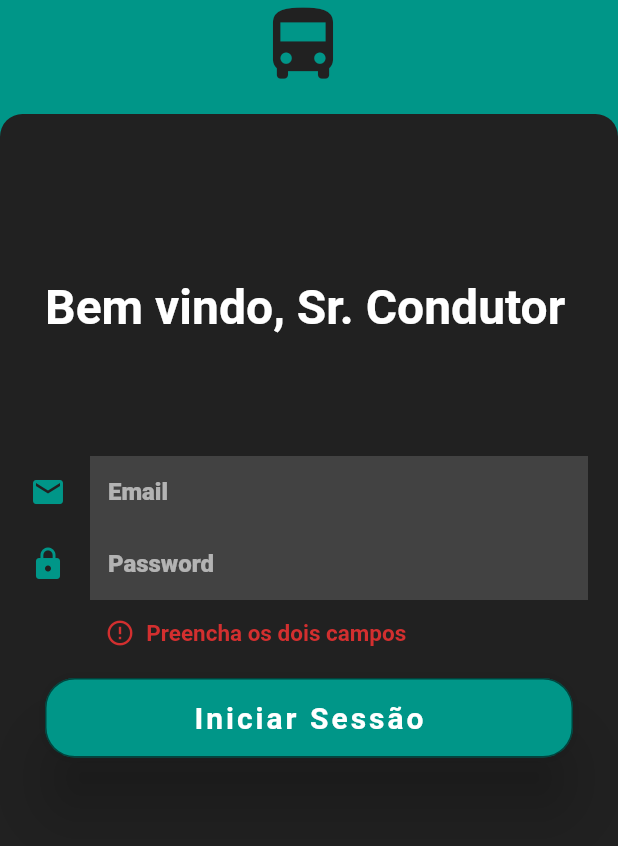
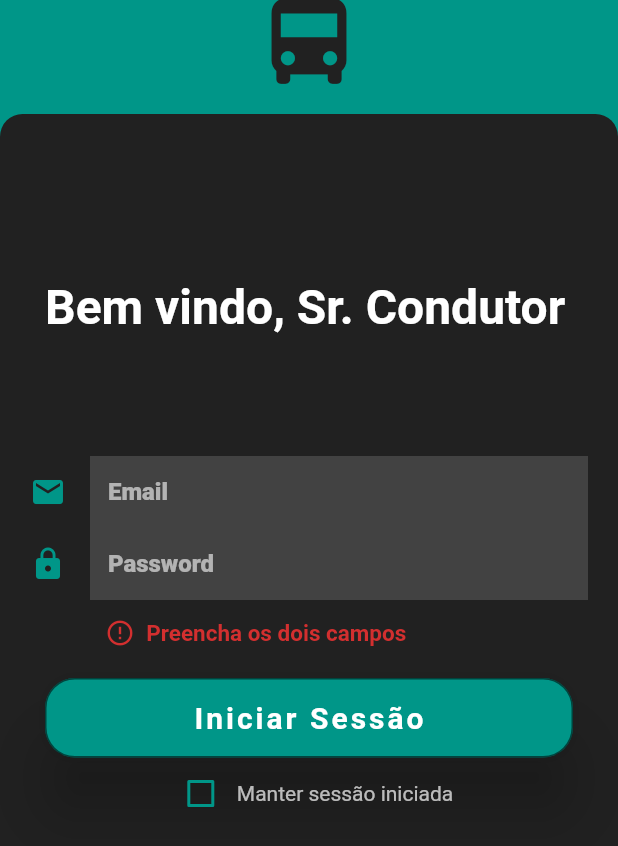
Before and after one commit to FerrrazSenpai/ProjetoInformatico, a Flutter app: the LoginPage screen opened directly, after a tap on "Iniciar Sessão", on a phone screen of 412 x 824 dp. Shown: the top 846 px of the screen. Run offline on Flutter 3.47's test engine with Material 2 defaults, Android fonts, the light colour scheme and no system bars; our stand-ins replace connectivity, date_format, flutter_dotenv, flutter_offline, location, shared_preferences; accounts and stored records are empty.

Commit message:
keep logged in
Ainda não 100% funcional

```diff
--- a/myapp/lib/login.dart
+++ b/myapp/lib/login.dart
@@ -12,6 +12,7 @@ Future main() async{
   await DotEnv().load('.env');
   runApp(LoginPage());
 }
+
 class LoginPage extends StatefulWidget {
   @override
   _LoginPageState createState()=> _LoginPageState();
@@ -19,24 +20,26 @@ class LoginPage extends StatefulWidget {
 
 class _LoginPageState extends State<LoginPage> {
   var _error = "";
+  bool checkBoxValue = false;
 
   @override
   Widget build(BuildContext context) {
     return Scaffold(
       backgroundColor: Theme.of(context).primaryColor,
       appBar: AppBar(
+        centerTitle: true,
         backgroundColor: Theme.of(context).primaryColor,
         elevation: 0.0,
-        actions: <Widget>[
-          Padding(
-            padding: const EdgeInsets.only(right: 180.0),
-            child: Icon(
+        title: Row(
+          mainAxisAlignment: MainAxisAlignment.center,
+          children: <Widget>[
+            Icon(
               Icons.directions_bus,
               color: Theme.of(context).accentColor,
-              size: 60.0,
+              size: 75.0,
             ),
-          ),
-        ],
+          ],
+        ),
       ),
       body: Builder(
         builder: (BuildContext context){
@@ -91,6 +94,7 @@ class _LoginPageState extends State<LoginPage> {
                   formSection(),
                   errorSection(),
                   buttonSection(),
+                  checkBoxSection(),
                 ],
               )
             ),
@@ -199,6 +203,31 @@ class _LoginPageState extends State<LoginPage> {
     );
   }
 
+  Row checkBoxSection(){
+    return Row(
+      mainAxisAlignment: MainAxisAlignment.center,
+      children: <Widget>[
+        Theme(
+          data: Theme.of(context).copyWith(
+            unselectedWidgetColor: Theme.of(context).primaryColor,
+          ),
+          child: Checkbox(
+            value: checkBoxValue,
+            hoverColor: Colors.red,
+            activeColor: Theme.of(context).primaryColor,
+            checkColor: Theme.of(context).accentColor,
+            onChanged: (bool value){
+              setState(() {
+                checkBoxValue = value;
+              });
+            }
+          ),
+        ),
+        Text("Manter sessão iniciada", style: TextStyle(color: Colors.white70),textAlign: TextAlign.start,),
+      ],
+    );
+  }
+
   signIn(String email, String password) async {
     SharedPreferences sharedPreferences = await SharedPreferences.getInstance();
 
@@ -229,10 +258,12 @@ class _LoginPageState extends State<LoginPage> {
       print(response.statusCode);
       if(response.statusCode == 200) {
         var jsonResponse = json.decode(response.body);
+        sharedPreferences.setBool("checkBox", checkBoxValue);
         if(jsonResponse.containsKey('access_token')) {
           sharedPreferences.setString("access_token", jsonResponse['access_token']);
           Navigator.of(context).pushAndRemoveUntil(MaterialPageRoute(builder: (BuildContext context) => MyHomePage(title: 'Flutter Demo Home Page')), (Route<dynamic> route) => false);
           print(jsonResponse['access_token']);
+          print(sharedPreferences.getBool("checkBox"));
         }
         else{
           setState(() {
--- a/myapp/lib/main.dart
+++ b/myapp/lib/main.dart
@@ -66,10 +66,15 @@ class _MyHomePageState extends State<MyHomePage> {
 
   checkLoginStatus() async {
     sharedPreferences = await SharedPreferences.getInstance();
+    if(!sharedPreferences.getBool("checkBox")){
+      sharedPreferences.remove("access_token");
+      print(sharedPreferences.getBool("checkBox"));
+    }
     if(sharedPreferences.getString("access_token") == null) {
       Navigator.of(context).pushAndRemoveUntil(MaterialPageRoute(builder: (BuildContext context) => LoginPage()), (Route<dynamic> route) => false);
     }
     print(sharedPreferences.getString("access_token"));
+    print(sharedPreferences.getBool("checkBox"));
   }
 
   @override
```
